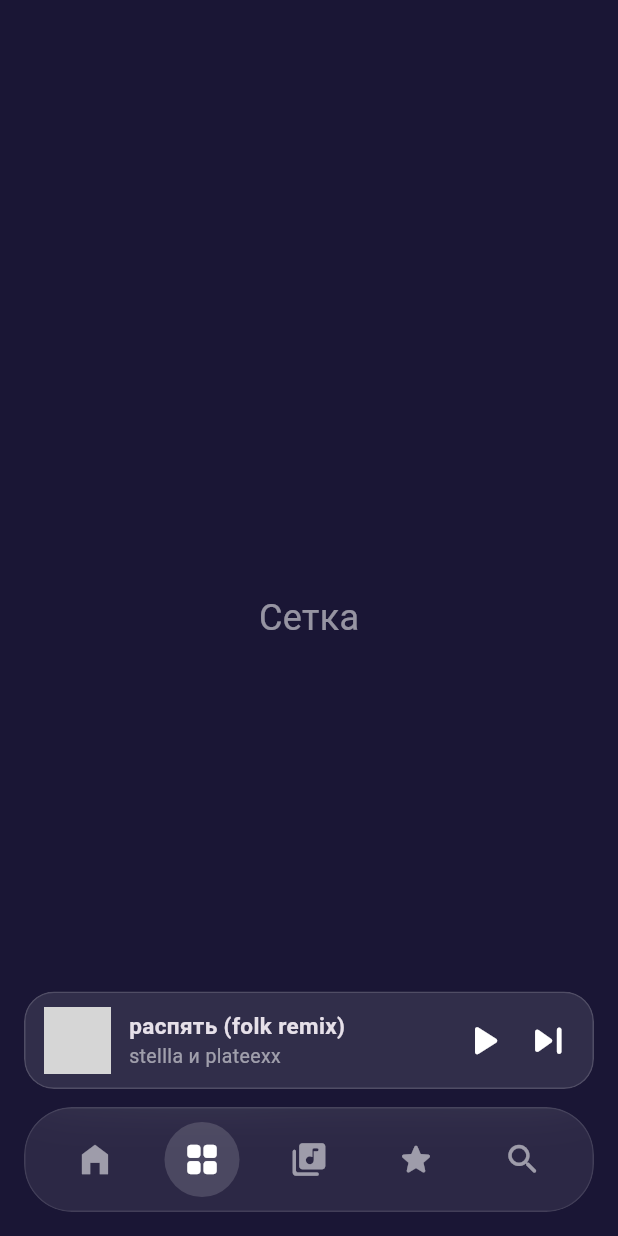
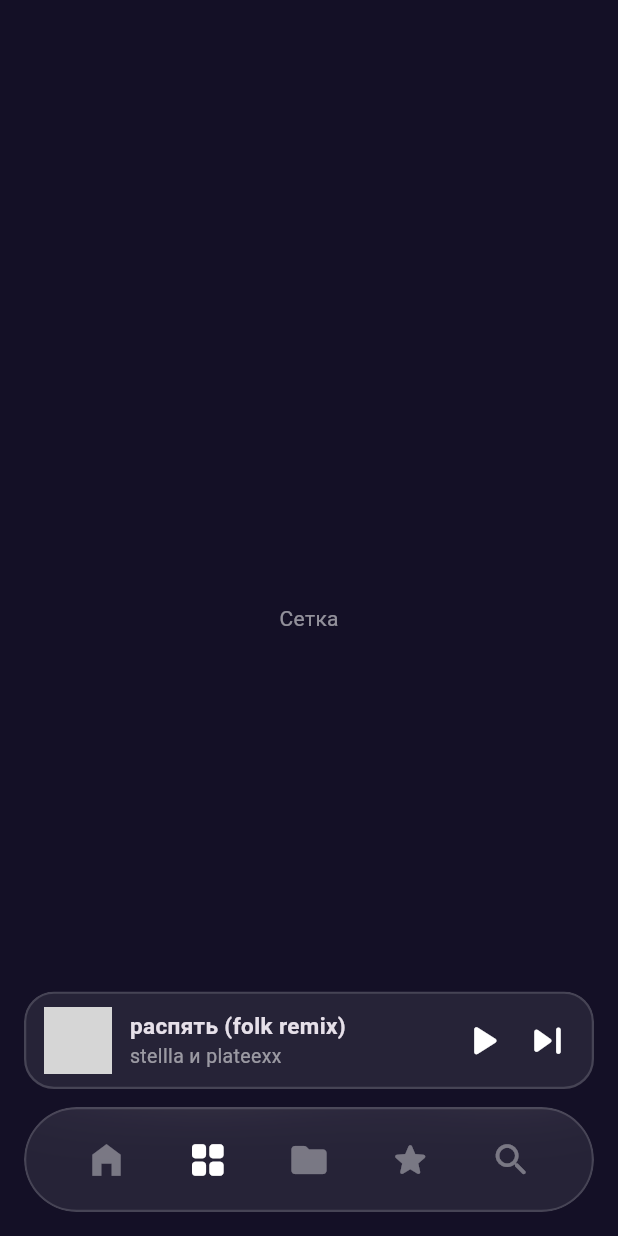
Before and after one commit to kterehov245-beep/Storix, a Flutter app: the screen it shows after launch, item 2 of the bottom bar chosen, on a phone screen of 412 x 824 dp. Run offline on Flutter 3.47's test engine with Material 3 defaults, Android fonts, the phone set to English and light mode, and no system bars; network calls fail; grey boxes are pictures that could not be loaded.

Commit message:
Update main.dart

```diff
--- a/lib/main.dart
+++ b/lib/main.dart
@@ -16,7 +16,7 @@ class MyMusicApp extends StatelessWidget {
       theme: ThemeData(
         useMaterial3: true,
         brightness: Brightness.dark,
-        scaffoldBackgroundColor: const Color(0xFF1A1635), // Глубокий фиолетово-синий
+        scaffoldBackgroundColor: const Color(0xFF141026), // Очень темный фон
       ),
       home: const MainScreen(),
     );
@@ -26,14 +26,12 @@ class MyMusicApp extends StatelessWidget {
 // --- МОДЕЛЬ ТРЕКА ---
 class Track {
   final String title;
-  final String artist;
-  final String platform; // 'YT', 'SC', 'YM'
+  final String platform;
   final String imageUrl;
 
-  Track(this.title, this.artist, this.platform, this.imageUrl);
+  Track(this.title, this.platform, this.imageUrl);
 }
 
-// --- ГЛАВНЫЙ ЭКРАН ---
 class MainScreen extends StatefulWidget {
   const MainScreen({super.key});
   @override
@@ -43,58 +41,55 @@ class MainScreen extends StatefulWidget {
 class _MainScreenState extends State<MainScreen> {
   int _currentIndex = 0;
 
-  // Данные для сетки (как на скрине 2)
-  final List<Track> _gridTracks = [
-    Track('гуль', 'dabbackwood', 'YT', 'https://images.unsplash.com/photo-1578632767115-351597cf2477?q=80&w=200&auto=format&fit=crop'),
-    Track('dabbackwood - наза...', 'dabbackwood', 'YT', 'https://images.unsplash.com/photo-1578632767115-351597cf2477?q=80&w=200&auto=format&fit=crop'),
-    Track('хирург', 'curdest', 'SC', 'https://images.unsplash.com/photo-1514525253161-7a46d19cd819?q=80&w=200&auto=format&fit=crop'),
-    Track('Её парень', 'Shluzov', 'YT', 'https://images.unsplash.com/photo-1614613535308-eb5fbd3d2c17?q=80&w=200&auto=format&fit=crop'),
-    Track('назад в кресты', 'curdest', 'YT', 'https://images.unsplash.com/photo-1578632767115-351597cf2477?q=80&w=200&auto=format&fit=crop'),
-    Track('ФРУКТОВЫЙ', 'Unknown', 'YT', 'https://images.unsplash.com/photo-1493225457124-a1a2a5f5646f?q=80&w=200&auto=format&fit=crop'),
+  final List<Track> _tracks = [
+    Track('гуль', 'YT', 'https://images.unsplash.com/photo-1578632767115-351597cf2477?w=200&q=80'),
+    Track('dabbackwood - наза...', 'YT', 'https://images.unsplash.com/photo-1508700115892-45ecd05ae2ad?w=200&q=80'),
+    Track('хирург', 'SC', 'https://images.unsplash.com/photo-1514525253161-7a46d19cd819?w=200&q=80'),
+    Track('Её парень', 'YT', 'https://images.unsplash.com/photo-1614613535308-eb5fbd3d2c17?w=200&q=80'),
+    Track('назад в кресты', 'YT', 'https://images.unsplash.com/photo-1493225457124-a1a2a5f5646f?w=200&q=80'),
+    Track('ФРУКТОВЫЙ', 'YT', 'https://images.unsplash.com/photo-1470225620780-dba8ba36b745?w=200&q=80'),
   ];
 
   @override
   Widget build(BuildContext context) {
-    // 5 экранов под 5 иконок
     final List<Widget> screens = [
       _buildHomeTab(),
-      const Center(child: Text('Сетка', style: TextStyle(fontSize: 24, color: Colors.white54))),
-      const Center(child: Text('Библиотека', style: TextStyle(fontSize: 24, color: Colors.white54))),
-      const Center(child: Text('Избранное', style: TextStyle(fontSize: 24, color: Colors.white54))),
-      const Center(child: Text('Поиск', style: TextStyle(fontSize: 24, color: Colors.white54))),
+      const Center(child: Text('Сетка', style: TextStyle(color: Colors.white54))),
+      const Center(child: Text('Библиотека', style: TextStyle(color: Colors.white54))),
+      const Center(child: Text('Избранное', style: TextStyle(color: Colors.white54))),
+      const Center(child: Text('Поиск', style: TextStyle(color: Colors.white54))),
     ];
 
     return Scaffold(
-      extendBody: true,
+      extendBody: true, // Позволяет контенту уходить под панели
       body: IndexedStack(index: _currentIndex, children: screens),
 
-      // --- НИЖНЯЯ ПАНЕЛЬ (Мини-плеер + Навигация) ---
+      // --- НИЖНЯЯ ПАНЕЛЬ (ПАРЯЩАЯ КАПСУЛА + СТЕКЛО) ---
       bottomNavigationBar: SafeArea(
         child: Padding(
-          padding: const EdgeInsets.all(16.0),
+          padding: const EdgeInsets.only(left: 16, right: 16, bottom: 16),
           child: Column(
             mainAxisSize: MainAxisSize.min,
             children: [
-              // Мини-плеер (как на скрине 2)
-              GestureDetector(
-                onTap: () => Navigator.push(context, MaterialPageRoute(builder: (context) => const PlayerScreen())),
-                child: ClipRRect(
+              // Мини-плеер (Стекло)
+              ClipRRect(
                 borderRadius: BorderRadius.circular(20),
                 child: BackdropFilter(
-                    filter: ImageFilter.blur(sigmaX: 15.0, sigmaY: 15.0),
+                  filter: ImageFilter.blur(sigmaX: 25.0, sigmaY: 25.0), // Сильное размытие
                   child: Container(
                     height: 65,
+                    margin: const EdgeInsets.only(bottom: 12),
                     padding: const EdgeInsets.symmetric(horizontal: 12),
                     decoration: BoxDecoration(
-                        color: Colors.white.withOpacity(0.1),
+                      color: Colors.white.withOpacity(0.08), // Полупрозрачный фон
                       borderRadius: BorderRadius.circular(20),
-                        border: Border.all(color: Colors.white.withOpacity(0.15)),
+                      border: Border.all(color: Colors.white.withOpacity(0.15), width: 1.5),
                     ),
                     child: Row(
                       children: [
                         ClipRRect(
                           borderRadius: BorderRadius.circular(10),
-                            child: Image.network('https://images.unsplash.com/photo-1614613535308-eb5fbd3d2c17?q=80&w=200&auto=format&fit=crop', width: 45, height: 45, fit: BoxFit.cover),
+                          child: Image.network(_tracks[3].imageUrl, width: 45, height: 45, fit: BoxFit.cover),
                         ),
                         const SizedBox(width: 12),
                         const Expanded(
@@ -102,40 +97,38 @@ class _MainScreenState extends State<MainScreen> {
                             mainAxisAlignment: MainAxisAlignment.center,
                             crossAxisAlignment: CrossAxisAlignment.start,
                             children: [
-                                Text('распять (folk remix)', style: TextStyle(fontWeight: FontWeight.bold, fontSize: 15)),
+                              Text('распять (folk remix)', style: TextStyle(fontWeight: FontWeight.w600, fontSize: 15)),
                               Text('stellla и plateexx', style: TextStyle(color: Colors.white54, fontSize: 13)),
                             ],
                           ),
                         ),
-                          const Icon(Icons.play_arrow_rounded, color: Colors.white, size: 35),
+                        const Icon(Icons.play_arrow_rounded, size: 35, color: Colors.white),
                         const SizedBox(width: 8),
-                          const Icon(Icons.skip_next_rounded, color: Colors.white, size: 35),
+                        const Icon(Icons.skip_next_rounded, size: 35, color: Colors.white),
                       ],
                     ),
                   ),
                 ),
               ),
-              ),
-              const SizedBox(height: 12),
 
-              // Панель навигации (5 иконок)
+              // Навигация (Стекло)
               ClipRRect(
-                borderRadius: BorderRadius.circular(32),
+                borderRadius: BorderRadius.circular(40), // Сильное закругление (капсула)
                 child: BackdropFilter(
-                  filter: ImageFilter.blur(sigmaX: 20.0, sigmaY: 20.0),
+                  filter: ImageFilter.blur(sigmaX: 25.0, sigmaY: 25.0),
                   child: Container(
                     height: 70,
                     decoration: BoxDecoration(
                       color: Colors.white.withOpacity(0.08),
-                      borderRadius: BorderRadius.circular(32),
-                      border: Border.all(color: Colors.white.withOpacity(0.1)),
+                      borderRadius: BorderRadius.circular(40),
+                      border: Border.all(color: Colors.white.withOpacity(0.15), width: 1.5),
                     ),
                     child: Row(
                       mainAxisAlignment: MainAxisAlignment.spaceEvenly,
                       children: [
                         _buildNavIcon(Icons.home_filled, 0),
                         _buildNavIcon(Icons.grid_view_rounded, 1),
-                        _buildNavIcon(Icons.library_music_rounded, 2),
+                        _buildNavIcon(Icons.folder_rounded, 2), // Иконка папки
                         _buildNavIcon(Icons.star_rounded, 3),
                         _buildNavIcon(Icons.search_rounded, 4),
                       ],
@@ -150,27 +143,38 @@ class _MainScreenState extends State<MainScreen> {
     );
   }
 
-  // --- ДИЗАЙН ГЛАВНОГО ЭКРАНА ---
+  // --- ГЛАВНЫЙ ЭКРАН С ЦВЕТНЫМ СВЕЧЕНИЕМ ---
   Widget _buildHomeTab() {
-    return Container(
-      decoration: const BoxDecoration(
-        gradient: LinearGradient(
-          begin: Alignment.topCenter, end: Alignment.bottomCenter,
-          colors: [Color(0xFF261C3D), Color(0xFF1A1635), Color(0xFF121016)],
+    return Stack(
+      children: [
+        // 1. Цветные пятна на фоне (чтобы стекло размывало их и было видно эффект)
+        Positioned(
+          top: -50, left: -50,
+          child: Container(
+            width: 300, height: 300,
+            decoration: BoxDecoration(shape: BoxShape.circle, color: Colors.deepPurple.withOpacity(0.3), boxShadow: [BoxShadow(color: Colors.deepPurple.withOpacity(0.3), blurRadius: 100)]),
           ),
         ),
-      child: SafeArea(
+        Positioned(
+          bottom: 100, right: -50,
+          child: Container(
+            width: 250, height: 250,
+            decoration: BoxDecoration(shape: BoxShape.circle, color: Colors.blueAccent.withOpacity(0.2), boxShadow: [BoxShadow(color: Colors.blueAccent.withOpacity(0.2), blurRadius: 100)]),
+          ),
+        ),
+
+        // 2. Основной контент
+        SafeArea(
           bottom: false,
           child: ListView(
-          padding: const EdgeInsets.only(bottom: 180), // Отступ под плеер
+            padding: const EdgeInsets.only(bottom: 200), // Место под плавающие панели
             children: [
-            // Шапка с приветствием
               Padding(
                 padding: const EdgeInsets.only(left: 20, right: 20, top: 20),
                 child: Row(
                   mainAxisAlignment: MainAxisAlignment.spaceBetween,
                   children: [
-                  const Text('Добрый вечер', style: TextStyle(fontSize: 30, fontWeight: FontWeight.w900, color: Colors.white)),
+                    const Text('Добрый вечер', style: TextStyle(fontSize: 32, fontWeight: FontWeight.w900, color: Colors.white)),
                     CircleAvatar(
                       backgroundColor: Colors.white.withOpacity(0.1),
                       child: const Icon(Icons.person_outline, color: Colors.white),
@@ -180,19 +184,19 @@ class _MainScreenState extends State<MainScreen> {
               ),
               const Padding(
                 padding: EdgeInsets.symmetric(horizontal: 20, vertical: 8),
-              child: Text('SoundCloud и аддоны: импорт и действия в RX Playa; лайки аккаунта недоступны.', style: TextStyle(color: Colors.white54, fontSize: 11)),
+                child: Text('SoundCloud и аддоны: импорт и действия в RX Playa; лайки аккаунта недоступны.', style: TextStyle(color: Colors.white54, fontSize: 11, height: 1.4)),
               ),
 
-            // Баннер RX Wave (ИСПРАВЛЕНА ОШИБКА OVERFLOW)
+              // Баннер
               Padding(
-              padding: const EdgeInsets.symmetric(horizontal: 20, vertical: 10),
+                padding: const EdgeInsets.symmetric(horizontal: 20, vertical: 12),
                 child: Container(
                   height: 100,
                   decoration: BoxDecoration(
                     borderRadius: BorderRadius.circular(24),
                     gradient: const LinearGradient(
-                    begin: Alignment.topLeft, end: Alignment.bottomRight,
-                    colors: [Color(0xFF5AB6E5), Color(0xFF9A81D7)], // Градиент как на фото
+                      begin: Alignment.centerLeft, end: Alignment.centerRight,
+                      colors: [Color(0xFF5CB8E6), Color(0xFFB39DDB)],
                     ),
                   ),
                   child: Padding(
@@ -200,10 +204,10 @@ class _MainScreenState extends State<MainScreen> {
                     child: Row(
                       mainAxisAlignment: MainAxisAlignment.spaceBetween,
                       children: [
-                      const Text('RX Wave', style: TextStyle(fontSize: 22, fontWeight: FontWeight.bold, color: Colors.white)),
+                        const Text('RX Wave', style: TextStyle(fontSize: 20, fontWeight: FontWeight.bold, color: Colors.white)),
                         Container(
                           width: 50, height: 50,
-                        decoration: BoxDecoration(shape: BoxShape.circle, color: Colors.white.withOpacity(0.3)),
+                          decoration: BoxDecoration(shape: BoxShape.circle, color: Colors.white.withOpacity(0.25)),
                           child: const Icon(Icons.play_arrow_rounded, color: Colors.white, size: 30),
                         ),
                       ],
@@ -212,9 +216,9 @@ class _MainScreenState extends State<MainScreen> {
                 ),
               ),
 
-            // Фильтры (Кнопки)
+              // Фильтры
               Padding(
-              padding: const EdgeInsets.symmetric(horizontal: 20, vertical: 10),
+                padding: const EdgeInsets.symmetric(horizontal: 20, vertical: 8),
                 child: Row(
                   children: [
                     _buildFilterChip('Все площадки', true),
@@ -226,9 +230,9 @@ class _MainScreenState extends State<MainScreen> {
                 ),
               ),
 
-            // Сетка карточек (2 колонки, как на скрине 2)
+              // Сетка карточек
               Padding(
-              padding: const EdgeInsets.symmetric(horizontal: 20, vertical: 10),
+                padding: const EdgeInsets.symmetric(horizontal: 20, vertical: 12),
                 child: GridView.builder(
                   shrinkWrap: true,
                   physics: const NeverScrollableScrollPhysics(),
@@ -236,33 +240,31 @@ class _MainScreenState extends State<MainScreen> {
                     crossAxisCount: 2,
                     crossAxisSpacing: 12,
                     mainAxisSpacing: 12,
-                  childAspectRatio: 2.5, // Делает карточки горизонтальными
+                    childAspectRatio: 2.9, // Сделал карточки приземистее (как на фото)
                   ),
-                itemCount: _gridTracks.length,
+                  itemCount: _tracks.length,
                   itemBuilder: (context, index) {
-                  return _buildHorizontalGridCard(_gridTracks[index]);
+                    return _buildGridCard(_tracks[index]);
                   },
                 ),
               ),
 
               // Заголовок "Для вас"
               const Padding(
-              padding: EdgeInsets.only(left: 20, top: 20, bottom: 10),
-              child: Text('Для вас', style: TextStyle(fontSize: 22, fontWeight: FontWeight.bold, color: Colors.white)),
+                padding: EdgeInsets.only(left: 20, top: 10, bottom: 12),
+                child: Text('Для вас', style: TextStyle(fontSize: 22, fontWeight: FontWeight.w800, color: Colors.white)),
               ),
 
-            // Горизонтальная карусель "Для вас"
+              // Карусель
               SizedBox(
-              height: 180,
+                height: 170,
                 child: ListView.builder(
                   scrollDirection: Axis.horizontal,
                   padding: const EdgeInsets.symmetric(horizontal: 12),
-                itemCount: _gridTracks.length,
+                  itemCount: _tracks.length,
                   itemBuilder: (context, index) {
-                  return GestureDetector(
-                    onTap: () => Navigator.push(context, MaterialPageRoute(builder: (context) => const PlayerScreen())),
-                    child: Container(
-                      width: 140,
+                    return Container(
+                      width: 150,
                       margin: const EdgeInsets.symmetric(horizontal: 8),
                       child: Column(
                         crossAxisAlignment: CrossAxisAlignment.start,
@@ -270,15 +272,13 @@ class _MainScreenState extends State<MainScreen> {
                           ClipRRect(
                             borderRadius: BorderRadius.circular(16),
                             child: Image.network(
-                              _gridTracks[index].imageUrl,
-                              width: 140, height: 140, fit: BoxFit.cover,
+                              _tracks[index].imageUrl,
+                              width: 150, height: 130, fit: BoxFit.cover,
                             ),
                           ),
                           const SizedBox(height: 8),
-                          Text(_gridTracks[index].title, style: const TextStyle(fontWeight: FontWeight.bold, fontSize: 14), maxLines: 1, overflow: TextOverflow.ellipsis),
-                          Text(_gridTracks[index].artist, style: const TextStyle(color: Colors.white54, fontSize: 12), maxLines: 1, overflow: TextOverflow.ellipsis),
+                          Text(_tracks[index].title, style: const TextStyle(fontWeight: FontWeight.bold, fontSize: 13), maxLines: 1, overflow: TextOverflow.ellipsis),
                         ],
-                      ),
                       ),
                     );
                   },
@@ -287,106 +287,85 @@ class _MainScreenState extends State<MainScreen> {
             ],
           ),
         ),
+      ],
     );
   }
 
-  // Карточка для сетки (В точности как на фото)
-  Widget _buildHorizontalGridCard(Track track) {
-    return GestureDetector(
-      onTap: () => Navigator.push(context, MaterialPageRoute(builder: (context) => const PlayerScreen())),
-      child: Container(
+  // --- КАРТОЧКА СЕТКИ (БЕЗ ТЕНИ, ПЛОТНАЯ) ---
+  Widget _buildGridCard(Track track) {
+    return Container(
       decoration: BoxDecoration(
-          color: const Color(0xFF2A2442), // Темно-фиолетовый фон карточки
+        color: const Color(0xFF231C33).withOpacity(0.8), // Фон карточки (чуть прозрачный)
         borderRadius: BorderRadius.circular(12),
       ),
       child: Row(
         children: [
-            // Обложка слева
           ClipRRect(
             borderRadius: const BorderRadius.only(topLeft: Radius.circular(12), bottomLeft: Radius.circular(12)),
-              child: Image.network(track.imageUrl, width: 70, height: 70, fit: BoxFit.cover),
+            child: Image.network(track.imageUrl, width: 75, height: double.infinity, fit: BoxFit.cover),
           ),
-            const SizedBox(width: 8),
-            // Текст и бейджи справа
+          const SizedBox(width: 10),
           Expanded(
-              child: Padding(
-                padding: const EdgeInsets.only(right: 8.0),
             child: Column(
               mainAxisAlignment: MainAxisAlignment.center,
               crossAxisAlignment: CrossAxisAlignment.start,
               children: [
-                    Text(track.title, style: const TextStyle(fontWeight: FontWeight.bold, fontSize: 13), maxLines: 2, overflow: TextOverflow.ellipsis),
+                Text(
+                  track.title,
+                  style: const TextStyle(fontWeight: FontWeight.w600, fontSize: 13, height: 1.2),
+                  maxLines: 2,
+                  overflow: TextOverflow.ellipsis,
+                ),
                 const SizedBox(height: 6),
-                    // Бейдж платформы
                 _buildPlatformBadge(track.platform),
               ],
             ),
           ),
-            ),
         ],
-        ),
       ),
     );
   }
 
   Widget _buildFilterChip(String text, bool isActive) {
     return Container(
-      padding: const EdgeInsets.symmetric(horizontal: 16, vertical: 8),
+      padding: const EdgeInsets.symmetric(horizontal: 16, vertical: 10),
       decoration: BoxDecoration(
-        color: isActive ? const Color(0xFF3EB1E8) : const Color(0xFF2A2442),
+        color: isActive ? const Color(0xFF3EB1E8) : const Color(0xFF231C33),
         borderRadius: BorderRadius.circular(20),
       ),
-      child: Text(text, style: TextStyle(color: isActive ? Colors.white : Colors.white70, fontSize: 13)),
+      child: Text(text, style: TextStyle(color: isActive ? Colors.white : Colors.white70, fontSize: 13, fontWeight: FontWeight.w500)),
     );
   }
 
-  // Бейджи платформ (SC, YT)
   Widget _buildPlatformBadge(String platform) {
-    Color color;
-    IconData? icon;
-    if (platform == 'YT') {
-      color = Colors.redAccent;
-      icon = Icons.play_arrow;
-    } else if (platform == 'SC') {
-      color = Colors.orangeAccent;
-      icon = Icons.cloud_queue;
-    } else {
-      color = Colors.yellow;
-      icon = Icons.music_note;
-    }
+    Color color = platform == 'YT' ? Colors.redAccent : Colors.orangeAccent;
+    IconData icon = platform == 'YT' ? Icons.play_arrow_rounded : Icons.cloud_queue_rounded;
 
     return Row(
       mainAxisSize: MainAxisSize.min,
       children: [
-        Container(
-          padding: const EdgeInsets.all(2),
-          decoration: BoxDecoration(color: color.withOpacity(0.2), shape: BoxShape.circle),
-          child: Icon(icon, size: 10, color: color),
-        ),
+        Icon(icon, size: 14, color: color),
         const SizedBox(width: 4),
-        Text(platform, style: TextStyle(fontSize: 10, fontWeight: FontWeight.bold, color: color)),
+        Text(platform, style: TextStyle(fontSize: 11, fontWeight: FontWeight.bold, color: color)),
       ],
     );
   }
 
+  // Убрал кружки вокруг иконок. Теперь просто меняется цвет.
   Widget _buildNavIcon(IconData icon, int index) {
     bool isActive = _currentIndex == index;
     return GestureDetector(
       onTap: () => setState(() => _currentIndex = index),
-      child: AnimatedContainer(
-        duration: const Duration(milliseconds: 300),
-        padding: const EdgeInsets.all(12),
-        decoration: BoxDecoration(
-          color: isActive ? Colors.white.withOpacity(0.15) : Colors.transparent,
-          shape: BoxShape.circle,
-        ),
-        child: Icon(icon, color: isActive ? Colors.white : Colors.white54, size: 26),
+      child: Icon(
+        icon,
+        color: isActive ? Colors.white : Colors.white38,
+        size: 28, // Иконки чуть крупнее
       ),
     );
   }
 }
 
-// --- ПОЛНОЭКРАННЫЙ ПЛЕЕР (Оставляем как был, он красивый) ---
+// --- ПОЛНОЭКРАННЫЙ ПЛЕЕР (Оставляем без изменений) ---
 class PlayerScreen extends StatefulWidget {
   const PlayerScreen({super.key});
   @override
```
Lines whose indentation alone changed are shown as unchanged.
